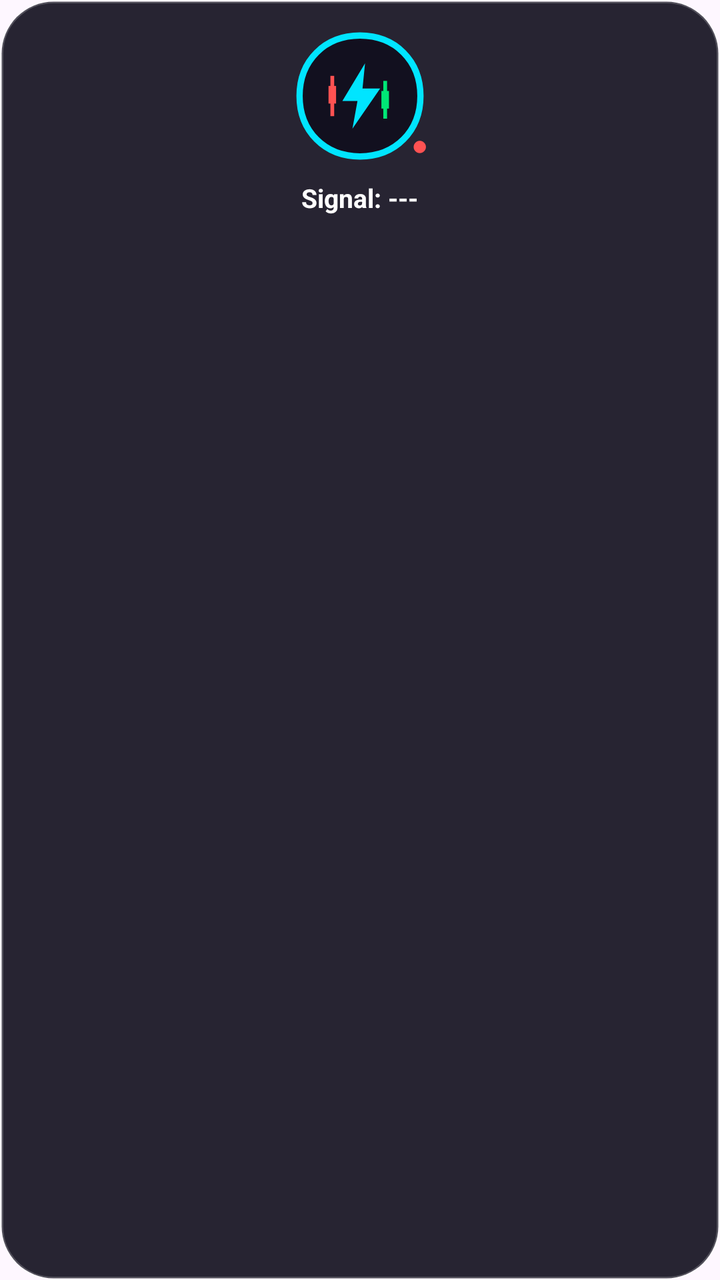
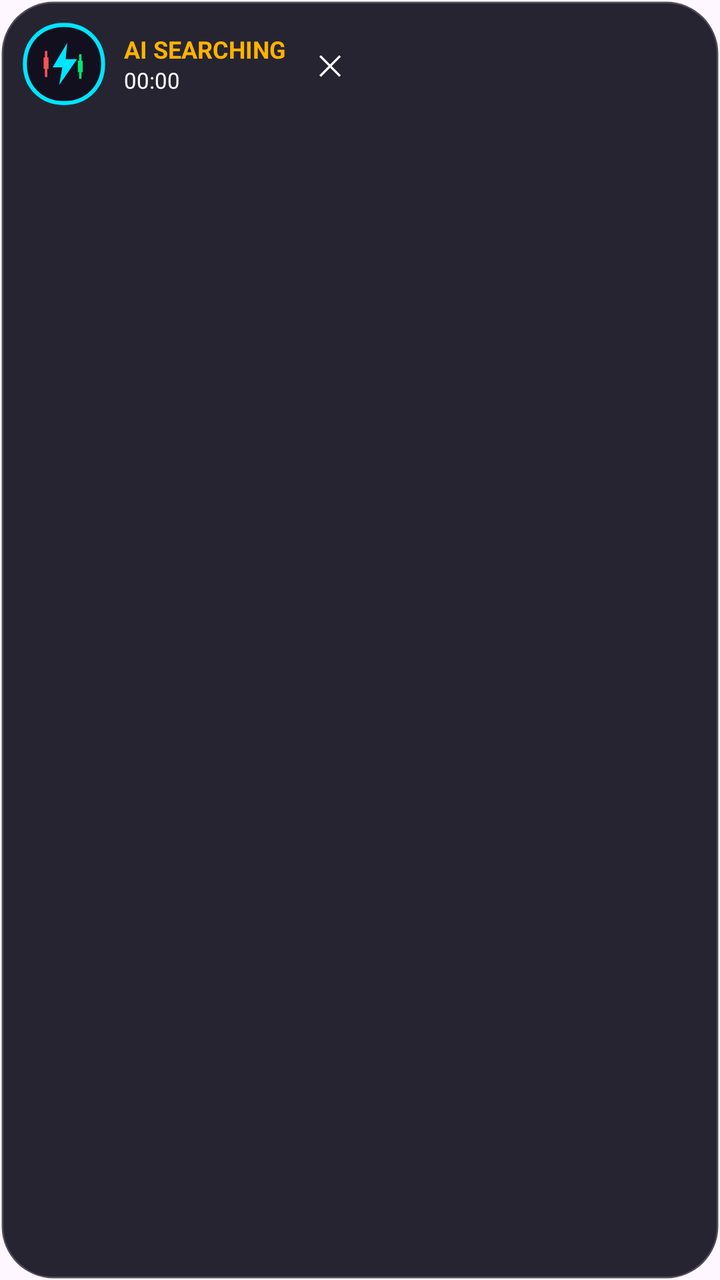

Before-and-after screenshots of an Android layout around one commit, followed by the original layout XML and the change that was made.
<!-- AndroidManifest.xml: application theme Theme.Material3.DayNight.NoActionBar -->
<!-- res/layout/widget_view.xml -->
<?xml version="1.0" encoding="utf-8"?>
<LinearLayout xmlns:android="http://schemas.android.com/apk/res/android"
    android:layout_width="wrap_content"
    android:layout_height="wrap_content"
    android:orientation="vertical"
    android:gravity="center_horizontal"
    android:background="@drawable/widget_bg"
    android:padding="14dp">

    <FrameLayout
        android:layout_width="68dp"
        android:layout_height="68dp">

        <ImageView
            android:id="@+id/widgetLogo"
            android:layout_width="68dp"
            android:layout_height="68dp"
            android:src="@drawable/logo"/>

        <TextView
            android:id="@+id/widgetDot"
            android:layout_width="wrap_content"
            android:layout_height="wrap_content"
            android:layout_gravity="bottom|end"
            android:text="●"
            android:textSize="14sp"
            android:textColor="#FFFF5252"/>
    </FrameLayout>

    <TextView
        android:id="@+id/widgetSignal"
        android:layout_width="wrap_content"
        android:layout_height="wrap_content"
        android:layout_marginTop="8dp"
        android:text="Signal: ---"
        android:textColor="#FFFFFF"
        android:textSize="13sp"
        android:textStyle="bold"/>
</LinearLayout>
<!-- resources referenced by this layout -->
<resources>
  <!-- drawable logo (drawable) -->
  <vector xmlns:android="http://schemas.android.com/apk/res/android"
      android:width="108dp"
      android:height="108dp"
      android:viewportWidth="108"
      android:viewportHeight="108">
      <path
          android:fillColor="#12101F"
          android:pathData="M54,6 C26,6 6,26 6,54 C6,82 26,102 54,102 C82,102 102,82 102,54 C102,26 82,6 54,6 Z"/>
      <path
          android:fillColor="#00000000"
          android:strokeColor="#00E5FF"
          android:strokeWidth="5"
          android:pathData="M54,6 C26,6 6,26 6,54 C6,82 26,102 54,102 C82,102 102,82 102,54 C102,26 82,6 54,6 Z"/>
      <path
          android:fillColor="#FF5252"
          android:pathData="M29,46 L35,46 L35,60 L29,60 Z"/>
      <path
          android:strokeColor="#FF5252"
          android:strokeWidth="3"
          android:pathData="M32,38 L32,70"/>
      <path
          android:fillColor="#00E676"
          android:pathData="M71,50 L77,50 L77,64 L71,64 Z"/>
      <path
          android:strokeColor="#00E676"
          android:strokeWidth="3"
          android:pathData="M74,42 L74,72"/>
      <path
          android:fillColor="#00E5FF"
          android:pathData="M58,28 L40,58 L52,58 L48,80 L70,48 L56,48 Z"/>
  </vector>
  <!-- drawable widget_bg (drawable) -->
  <?xml version="1.0" encoding="utf-8"?>
  <shape xmlns:android="http://schemas.android.com/apk/res/android"
      android:shape="rectangle">
      <solid android:color="#E6100E1C"/>
      <corners android:radius="26dp"/>
      <stroke android:width="1.5dp" android:color="#33FFFFFF"/>
  </shape>
</resources>

<!-- the commit's change to res/layout/widget_view.xml (unified diff, before → after) -->
@@ -3,37 +3,63 @@
     android:layout_width="wrap_content"
     android:layout_height="wrap_content"
     android:orientation="vertical"
-    android:gravity="center_horizontal"
     android:background="@drawable/widget_bg"
-    android:padding="14dp">
+    android:padding="10dp">
 
-    <FrameLayout
-        android:layout_width="68dp"
-        android:layout_height="68dp">
+    <LinearLayout
+        android:layout_width="wrap_content"
+        android:layout_height="wrap_content"
+        android:orientation="horizontal"
+        android:gravity="center_vertical">
 
         <ImageView
-            android:id="@+id/widgetLogo"
-            android:layout_width="68dp"
-            android:layout_height="68dp"
+            android:layout_width="44dp"
+            android:layout_height="44dp"
             android:src="@drawable/logo"/>
 
-        <TextView
-            android:id="@+id/widgetDot"
+        <LinearLayout
             android:layout_width="wrap_content"
             android:layout_height="wrap_content"
-            android:layout_gravity="bottom|end"
-            android:text="●"
-            android:textSize="14sp"
-            android:textColor="#FFFF5252"/>
-    </FrameLayout>
+            android:orientation="vertical"
+            android:layout_marginStart="8dp">
+
+            <TextView
+                android:id="@+id/widgetStatus"
+                android:layout_width="wrap_content"
+                android:layout_height="wrap_content"
+                android:text="AI SEARCHING"
+                android:textColor="#FFB300"
+                android:textSize="12sp"
+                android:textStyle="bold"/>
+
+            <TextView
+                android:id="@+id/widgetTimer"
+                android:layout_width="wrap_content"
+                android:layout_height="wrap_content"
+                android:text="00:00"
+                android:textColor="#FFFFFF"
+                android:textSize="11sp"/>
+        </LinearLayout>
+
+        <TextView
+            android:id="@+id/widgetClose"
+            android:layout_width="wrap_content"
+            android:layout_height="wrap_content"
+            android:layout_marginStart="10dp"
+            android:padding="6dp"
+            android:text="✕"
+            android:textColor="#FFFFFF"
+            android:textSize="14sp"/>
+    </LinearLayout>
 
     <TextView
         android:id="@+id/widgetSignal"
         android:layout_width="wrap_content"
         android:layout_height="wrap_content"
-        android:layout_marginTop="8dp"
-        android:text="Signal: ---"
-        android:textColor="#FFFFFF"
-        android:textSize="13sp"
-        android:textStyle="bold"/>
+        android:layout_marginTop="6dp"
+        android:text="BUY SIGNAL"
+        android:textColor="#00E676"
+        android:textSize="16sp"
+        android:textStyle="bold"
+        android:visibility="gone"/>
 </LinearLayout>
